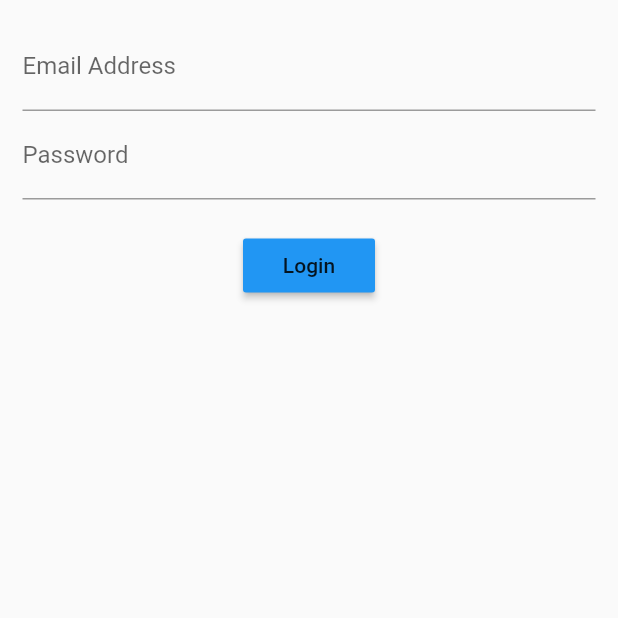
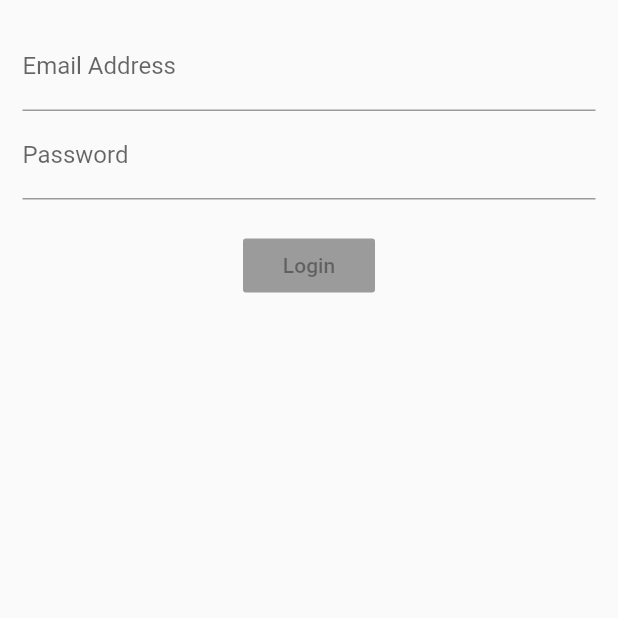
Before and after one commit to mabgroup/flutter_login_bloc_pattern, a Flutter app: the screen it shows after launch, on a phone screen of 412 x 824 dp, the top half of it. Run offline on Flutter 3.47's test engine with Material 2 defaults, Android fonts, the phone set to English and light mode, and no system bars; our stand-ins replace rxdart, toast.

Commit message:
added rxcode

```diff
--- a/lib/src/blocs/bloc.dart
+++ b/lib/src/blocs/bloc.dart
@@ -1,9 +1,10 @@
 import 'dart:async';
 import 'validators.dart';
+import 'package:rxdart/rxdart.dart';
 
 class Bloc extends Object with Validators {
-  final _emailController = StreamController<String>();
-  final _passwordController = StreamController<String>();
+  final _emailController = StreamController<String>.broadcast();
+  final _passwordController = StreamController<String>.broadcast();
 
   //region add data to stream
   Function(String) get changeEmail => _emailController.sink.add;
@@ -16,6 +17,8 @@ class Bloc extends Object with Validators {
   Stream<String> get StreamEmail => _emailController.stream.transform(validateEmail);
 
   Stream<String> get StreamPassword => _passwordController.stream.transform(validatePassword);
+
+  Stream<bool> get SubmitValid => Observable.combineLatest2(StreamEmail, StreamPassword, (e,p)=>true);
   //endregion
 
   //region dispose sink and stream
--- a/lib/src/blocs/provider.dart
+++ b/lib/src/blocs/provider.dart
@@ -14,4 +14,5 @@ Provider({Key key,Widget child}):super(key:key,child:child);
   static Bloc of(BuildContext context){
     return (context.inheritFromWidgetOfExactType(Provider) as Provider).bloc;
   }
+
 }
--- a/lib/src/screens/login_screen.dart
+++ b/lib/src/screens/login_screen.dart
@@ -1,6 +1,8 @@
 import 'package:flutter/material.dart';
+import 'package:toast/toast.dart';
 import '../blocs/bloc.dart';
 import '../blocs/provider.dart';
+
 
 class LoginScreen extends StatelessWidget {
   @override
@@ -15,7 +17,7 @@ class LoginScreen extends StatelessWidget {
           Container(
             margin: EdgeInsets.all(10.0),
           ),
-          submitButton(),
+          submitButton(bloc),
         ],
       ),
     );
@@ -45,9 +47,8 @@ class LoginScreen extends StatelessWidget {
         return TextField(
           onChanged: bloc.changePassword,
           obscureText: true,
-          decoration:
-              InputDecoration(
-                hintText: '8-10 lenght',
+          decoration: InputDecoration(
+              hintText: '8-10 lenght',
               labelText: 'Password',
               errorText: snapshot.error),
         );
@@ -55,11 +56,20 @@ class LoginScreen extends StatelessWidget {
     );
   }
 
-  Widget submitButton() {
-    return RaisedButton(
-      onPressed: () {},
-      color: Colors.blue,
-      child: Text('Login'),
+  Widget submitButton(Bloc bloc) {
+    return StreamBuilder(
+      stream: bloc.SubmitValid,
+      builder: (BuildContext context, AsyncSnapshot snapshot) {
+        return RaisedButton(
+          onPressed: !snapshot.hasData
+              ? null
+              : () {
+                Toast.show("همه دیتا درست است!",context , duration: Toast.LENGTH_SHORT, gravity:  Toast.CENTER);
+                },
+          color: Colors.blue,
+          child: Text('Login'),
+        );
+      },
     );
   }
 }
```
Also changed, not shown: pubspec.yaml (+7 -18 lines), pubspec.lock.
